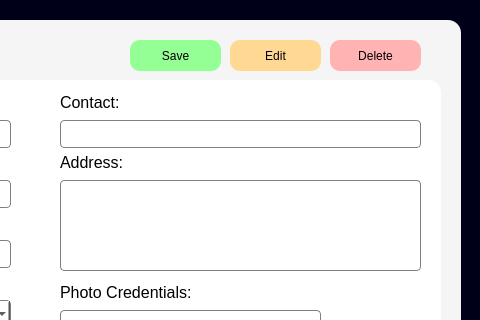
mustafamclngn/CCC151-ComplaSys, file uifiles/inforesidentui.ui: the form before one commit; both pictures show x 410 to 890 and y 0 to 320 of the 890 by 521 pixel window.
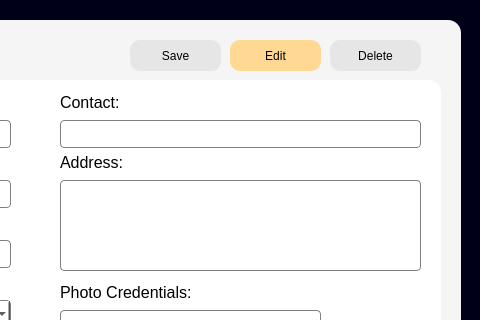
The form after the commit. Icons and pictures are not drawn.

Commit message: new ui converted grey buttons

```diff
--- a/uifiles/inforesidentui.ui
+++ b/uifiles/inforesidentui.ui
@@ -499,7 +499,7 @@
      </font>
     </property>
     <property name="styleSheet">
-     <string notr="true">background-color: rgb(255, 179, 179);
+     <string notr="true">background-color: rgb(230, 230, 230);
 border-radius: 10px;
 color: black;</string>
     </property>
@@ -557,7 +557,7 @@
      </font>
     </property>
     <property name="styleSheet">
-     <string notr="true">background-color: rgb(148, 255, 148);
+     <string notr="true">background-color: rgb(230, 230, 230);
 border-radius: 10px;
 color: black;</string>
     </property>
```
The commit also changes 3 other files.
